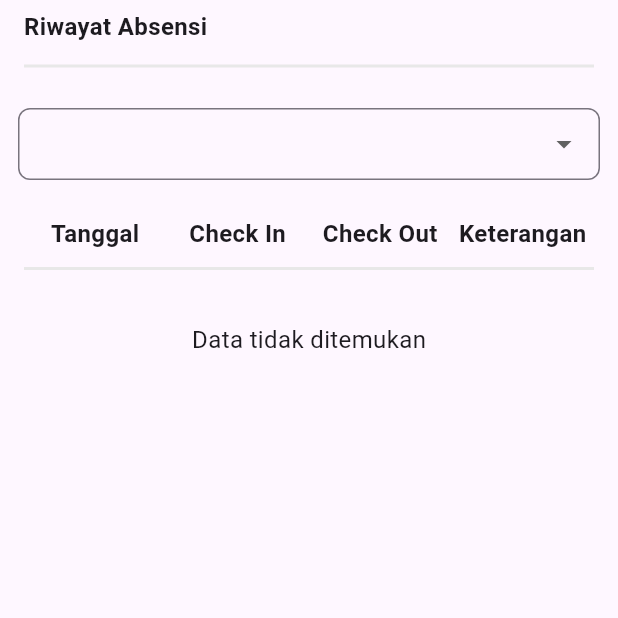
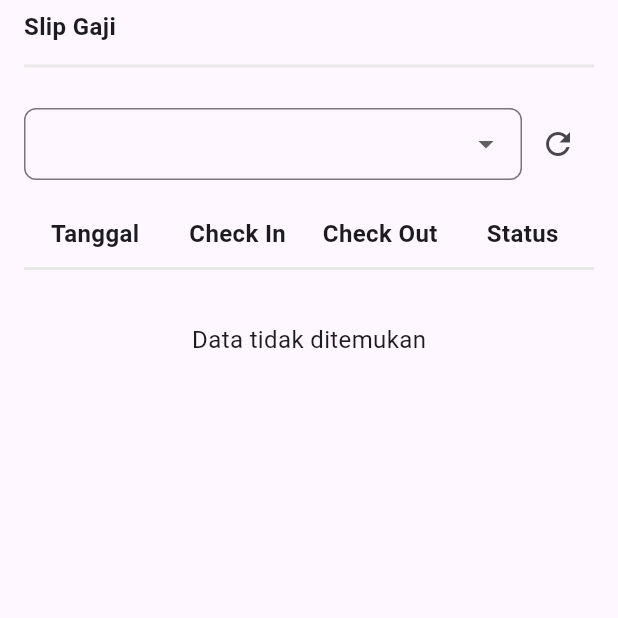
Before and after one commit to AxelanO7/payroll-mobile-flutter, a Flutter app: the PayrollView screen opened directly, on a phone screen of 412 x 824 dp, the top half of it. Run offline on Flutter 3.47's test engine with Material 3 defaults, Android fonts, the phone set to English and light mode, and no system bars; our stand-ins replace file_picker, flutter_easyrefresh, flutter_svg, get, get_storage, google_maps_flutter and 5 more; missing offline and left inert: dart_ping_ios, property_change_notifier; accounts and stored records are empty; network calls fail; Roboto replaces fonts that are missing (PlusJakartaSansRegular, PlusJakartaSansSemiBold).

Commit message:
feat (payroll) : api, model, view

```diff
--- /dev/null
+++ b/jsons/payroll/responses/get_payroll_response.json
@@ -0,0 +1,6 @@
+{
+  "code": 200,
+  "status": "success",
+  "data": "$[]../models/payroll",
+  "message?": ""
+}
--- a/lib/src/models/index.dart
+++ b/lib/src/models/index.dart
@@ -7,6 +7,8 @@ export 'misc/error_generic_data.dart';
 export 'misc/errors.dart';
 export 'misc/error_data.dart';
 export 'misc/screen_arguments.dart';
+export 'payroll/models/payroll.dart';
+export 'payroll/responses/get_payroll_response.dart';
 export 'responses/error_laravel_generic_response.dart';
 export 'responses/error_laravel_response.dart';
 export 'responses/general_response.dart';
--- a/lib/src/views/main_page/payroll/payroll_controller.dart
+++ b/lib/src/views/main_page/payroll/payroll_controller.dart
@@ -1,14 +1,12 @@
-import 'package:absent_payroll/src/api/get_history_presence_api.dart';
+import 'package:absent_payroll/src/api/get_history_payroll_api.dart';
 import 'package:absent_payroll/src/core/base_import.dart';
 import 'package:flutter_easyrefresh/easy_refresh.dart';
 
 class PayrollController extends BaseController {
   var mainScrollController = ScrollController();
-  List<Presence?> dosenList = [];
+  List<Payroll?> payrollList = [], originalPayrollList = [];
 
   EasyRefreshController refreshController = EasyRefreshController();
-
-  bool isLoadingStatus = false;
 
   String? selectedMonth;
   List<String> monthList = [
@@ -28,12 +26,10 @@ class PayrollController extends BaseController {
 
   String teacherId = '';
 
+  bool isLoadingPayroll = false;
+
   listData({int? pageTo}) async {
-    isLoadingStatus = true;
-    update();
-    getDosenListData();
-    isLoadingStatus = false;
-    update();
+    getPayrolls();
   }
 
   @override
@@ -45,7 +41,7 @@ class PayrollController extends BaseController {
 
   @override
   onReady() async {
-    await getDosenListData();
+    await getPayrolls();
     isLoading = false;
     update();
     super.onReady();
@@ -56,8 +52,39 @@ class PayrollController extends BaseController {
     super.onClose();
   }
 
-  getDosenListData() async {
+  getStatusText(String status) {
+    switch (status) {
+      case "approved":
+        return "Disetujui";
+    }
+  }
+
+  getPayrolls({String? month}) async {
+    isLoadingPayroll = true;
+    update();
+    if (month != null) {
+      payrollList = originalPayrollList;
+      payrollList = payrollList.where((element) => element!.salaryCreated.contains(month)).toList();
+      isLoadingPayroll = false;
+      update();
+      return;
+    }
     teacherId = await SettingsUtils.getString("teacher_id");
-    var res = await GetHistoryPresenceApi().request(teacherId: teacherId);
+    var res = await GetHistoryPayrollApi().request(teacherId: teacherId);
+    if (res.status) {
+      if (month != null) {
+        payrollList = res.listData!.where((element) => element!.presenceDate!.contains(month)).toList() as List<Payroll?>;
+      } else {
+        payrollList = res.listData as List<Payroll?>;
+      }
+      isLoadingPayroll = false;
+      update();
+    }
+  }
+
+  handleMonthChange(String? newValue) {
+    selectedMonth = newValue;
+    getPayrolls(month: selectedMonth);
+    update();
   }
 }
--- a/lib/src/views/main_page/payroll/payroll_view.dart
+++ b/lib/src/views/main_page/payroll/payroll_view.dart
@@ -19,7 +19,7 @@ class _PayrollViewState extends State<PayrollView> {
       builder: (controller) => GestureDetector(
         onTap: () => FocusScope.of(context).unfocus(),
         child: Scaffold(
-          body: (controller.isLoadingStatus)
+          body: (controller.isLoading)
               ? const Row(
                   mainAxisAlignment: MainAxisAlignment.center,
                   children: [
@@ -38,13 +38,16 @@ class _PayrollViewState extends State<PayrollView> {
                     EasyRefresh(
                       header: MaterialHeader(valueColor: AlwaysStoppedAnimation<Color>(ColorStyle.customGreyColor)),
                       controller: controller.refreshController,
-                      // onRefresh: controller.onRefresh,
+                      onRefresh: () async {
+                        controller.listData();
+                        controller.refreshController.finishRefresh();
+                      },
                       child: SingleChildScrollView(
                         physics: const ScrollPhysics(),
                         child: Column(
                           children: [
                             _header(context, controller),
-                            if (controller.dosenList.isEmpty)
+                            if (controller.payrollList.isEmpty)
                               Padding(
                                 padding: const EdgeInsets.symmetric(vertical: 16),
                                 child: Center(
@@ -54,13 +57,24 @@ class _PayrollViewState extends State<PayrollView> {
                                   ),
                                 ),
                               )
+                            else if (controller.isLoadingPayroll)
+                              Padding(
+                                padding: const EdgeInsets.symmetric(vertical: 16),
+                                child: Center(
+                                  child: SizedBox(
+                                    height: 32,
+                                    width: 32,
+                                    child: CircularProgressIndicator(),
+                                  ),
+                                ),
+                              )
                             else
                               ListView.builder(
                                 physics: const ScrollPhysics(),
                                 shrinkWrap: true,
-                                itemCount: controller.dosenList.length,
+                                itemCount: controller.payrollList.length,
                                 itemBuilder: (context, index) {
-                                  var item = controller.dosenList[index];
+                                  var item = controller.payrollList[index];
                                   return PayrollListItem(
                                     controller,
                                     item,
@@ -89,7 +103,7 @@ class _PayrollViewState extends State<PayrollView> {
           child: Align(
             alignment: Alignment.centerLeft,
             child: Text(
-              "Riwayat Absensi",
+              "Slip Gaji",
               style: TypographyStyle.body2SemiBold,
               textAlign: TextAlign.center,
             ),
@@ -105,7 +119,10 @@ class _PayrollViewState extends State<PayrollView> {
         // make month with check box
         SizedBox(height: 20),
         Padding(
-          padding: const EdgeInsets.symmetric(horizontal: 12),
+          padding: const EdgeInsets.symmetric(horizontal: 16),
+          child: Row(
+            children: [
+              Expanded(
                 child: DropdownButtonFormField<String>(
                   decoration: InputDecoration(
                     contentPadding: const EdgeInsets.symmetric(horizontal: 16),
@@ -118,8 +135,7 @@ class _PayrollViewState extends State<PayrollView> {
                   ),
                   value: controller.selectedMonth,
                   onChanged: (String? newValue) {
-              controller.selectedMonth = newValue!;
-              controller.update();
+                    controller.handleMonthChange(newValue);
                   },
                   items: controller.monthList.map<DropdownMenuItem<String>>((String value) {
                     return DropdownMenuItem<String>(
@@ -130,6 +146,15 @@ class _PayrollViewState extends State<PayrollView> {
                       ),
                     );
                   }).toList(),
+                ),
+              ),
+              IconButton(
+                onPressed: () {
+                  controller.handleMonthChange(null);
+                },
+                icon: const Icon(Icons.refresh),
+              ),
+            ],
           ),
         ),
         SizedBox(height: 20),
@@ -160,7 +185,7 @@ class _PayrollViewState extends State<PayrollView> {
               ),
               Expanded(
                 child: Text(
-                  'Keterangan',
+                  'Status',
                   textAlign: TextAlign.center,
                   style: TypographyStyle.body2SemiBold.copyWith(color: ColorStyle().grayscaleRange[800]),
                 ),
```
Also changed, not shown: jsons/payroll/models/payroll.json (added, +24 -0 lines), lib/src/views/main_page/payroll/payroll_list_item.dart (+38 -21 lines), assets/images/global/quit.svg (added). Lines whose indentation alone changed are shown as unchanged.
